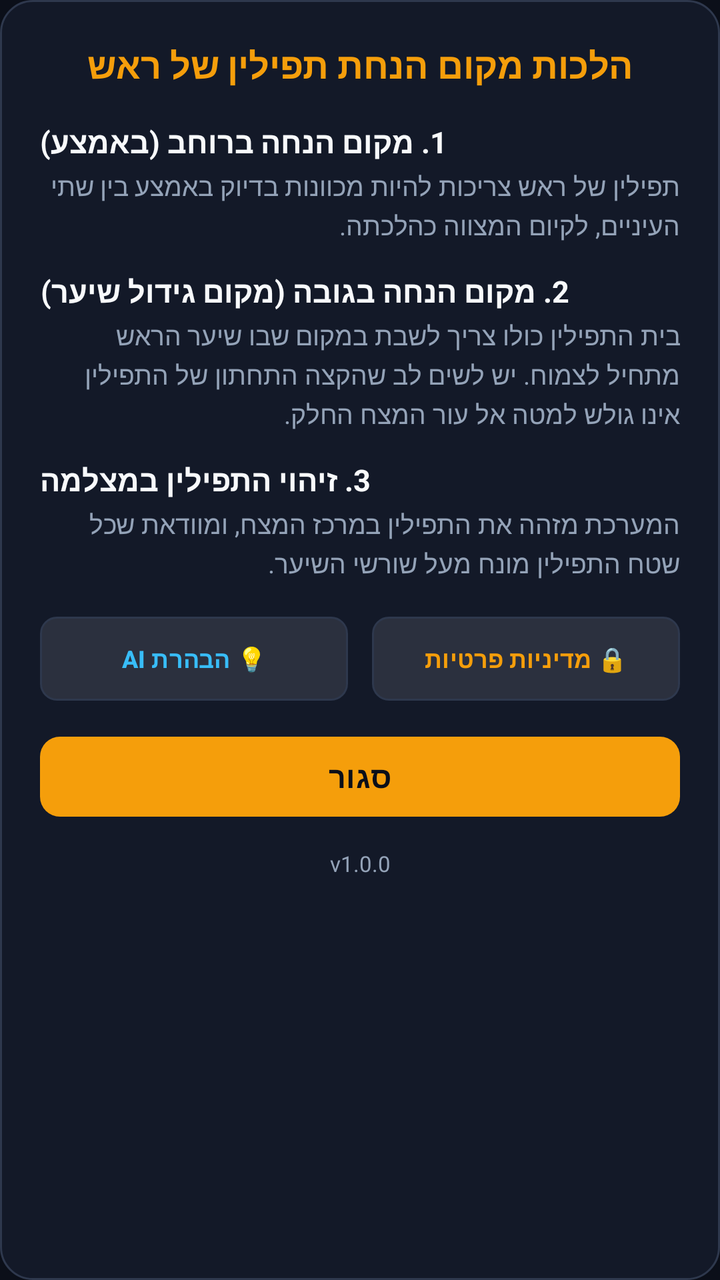
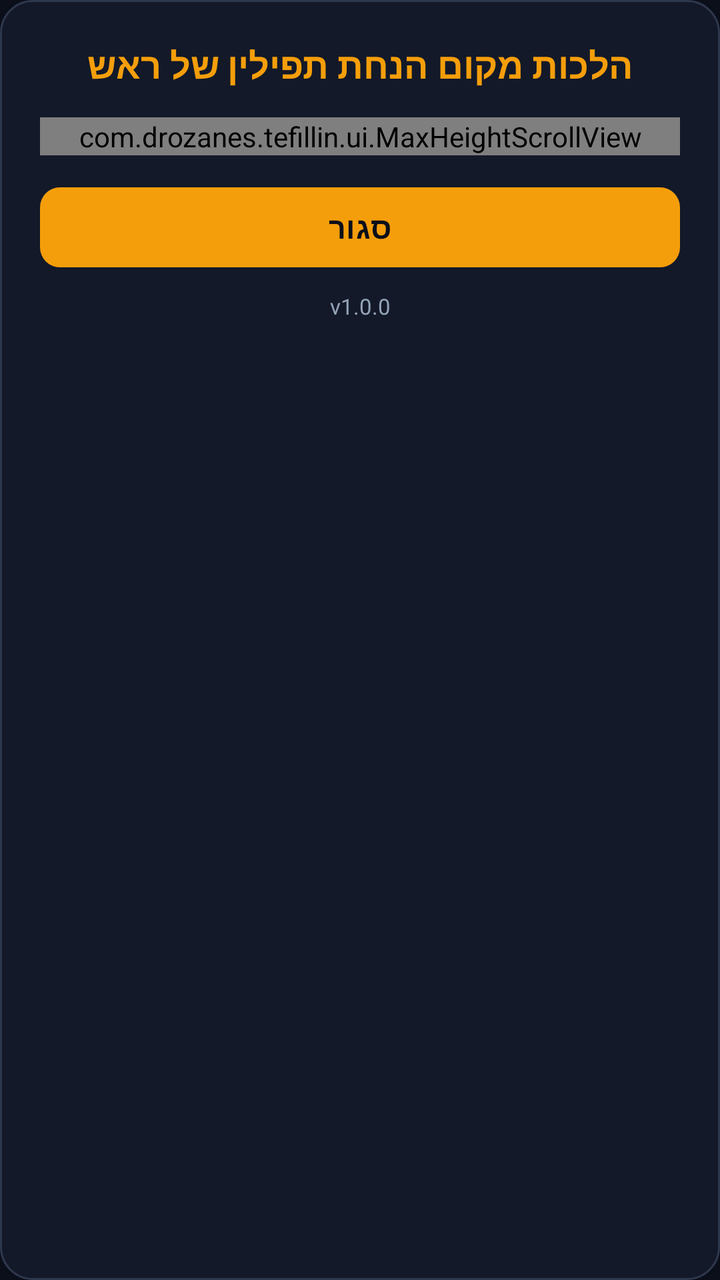

Compare the two renders of this Android layout. The source of the first and the diff that turns it into the second are given below.
<!-- AndroidManifest.xml: application theme Theme.TefillinNative -->
<!-- res/layout/dialog_halacha.xml -->
<?xml version="1.0" encoding="utf-8"?>
<ScrollView xmlns:android="http://schemas.android.com/apk/res/android"
    xmlns:app="http://schemas.android.com/apk/res-auto"
    android:layout_width="match_parent"
    android:layout_height="wrap_content"
    android:fillViewport="true">

    <LinearLayout
        android:layout_width="match_parent"
        android:layout_height="wrap_content"
        android:background="@drawable/bg_glass_card"
        android:orientation="vertical"
        android:padding="20dp">

        <TextView
            android:id="@+id/tvModalTitle"
            android:layout_width="match_parent"
            android:layout_height="wrap_content"
            android:text="@string/modal_title"
            android:textColor="@color/accent_gold"
            android:textSize="18sp"
            android:textStyle="bold"
            android:gravity="center"
            android:layout_marginBottom="16dp" />

        
        <LinearLayout
            android:layout_width="match_parent"
            android:layout_height="wrap_content"
            android:orientation="vertical"
            android:layout_marginBottom="14dp">

            <TextView
                android:layout_width="wrap_content"
                android:layout_height="wrap_content"
                android:text="@string/modal_rule1_title"
                android:textColor="@color/text_main"
                android:textSize="15sp"
                android:textStyle="bold" />

            <TextView
                android:layout_width="match_parent"
                android:layout_height="wrap_content"
                android:text="@string/modal_rule1_text"
                android:textColor="@color/text_muted"
                android:textSize="13sp"
                android:lineSpacingExtra="2dp"
                android:layout_marginTop="3dp" />
        </LinearLayout>

        
        <LinearLayout
            android:layout_width="match_parent"
            android:layout_height="wrap_content"
            android:orientation="vertical"
            android:layout_marginBottom="14dp">

            <TextView
                android:layout_width="wrap_content"
                android:layout_height="wrap_content"
                android:text="@string/modal_rule2_title"
                android:textColor="@color/text_main"
                android:textSize="15sp"
                android:textStyle="bold" />

            <TextView
                android:layout_width="match_parent"
                android:layout_height="wrap_content"
                android:text="@string/modal_rule2_text"
                android:textColor="@color/text_muted"
                android:textSize="13sp"
                android:lineSpacingExtra="2dp"
                android:layout_marginTop="3dp" />
        </LinearLayout>

        
        <LinearLayout
            android:layout_width="match_parent"
            android:layout_height="wrap_content"
            android:orientation="vertical"
            android:layout_marginBottom="18dp">

            <TextView
                android:layout_width="wrap_content"
                android:layout_height="wrap_content"
                android:text="@string/modal_rule3_title"
                android:textColor="@color/text_main"
                android:textSize="15sp"
                android:textStyle="bold" />

            <TextView
                android:layout_width="match_parent"
                android:layout_height="wrap_content"
                android:text="@string/modal_rule3_text"
                android:textColor="@color/text_muted"
                android:textSize="13sp"
                android:lineSpacingExtra="2dp"
                android:layout_marginTop="3dp" />
        </LinearLayout>

        
        <LinearLayout
            android:layout_width="match_parent"
            android:layout_height="wrap_content"
            android:orientation="horizontal"
            android:layout_marginBottom="14dp">

            <com.google.android.material.button.MaterialButton
                android:id="@+id/btnShowDisclaimer"
                android:layout_width="0dp"
                android:layout_height="wrap_content"
                android:layout_weight="1"
                android:minHeight="42dp"
                android:text="@string/btn_ai_disclaimer"
                android:textColor="@color/accent_cyan"
                android:background="@drawable/bg_button_rounded"
                app:backgroundTint="@null"
                android:textStyle="bold"
                android:textSize="12sp"
                android:textAllCaps="false"
                app:cornerRadius="10dp"
                android:layout_marginEnd="6dp" />

            <com.google.android.material.button.MaterialButton
                android:id="@+id/btnPrivacyPolicy"
                android:layout_width="0dp"
                android:layout_height="wrap_content"
                android:layout_weight="1"
                android:minHeight="42dp"
                android:text="@string/btn_privacy_policy"
                android:textColor="@color/accent_gold"
                android:background="@drawable/bg_button_rounded"
                app:backgroundTint="@null"
                android:textStyle="bold"
                android:textSize="12sp"
                android:textAllCaps="false"
                app:cornerRadius="10dp"
                android:layout_marginStart="6dp" />
        </LinearLayout>

        <com.google.android.material.button.MaterialButton
            android:id="@+id/btnClose"
            android:layout_width="match_parent"
            android:layout_height="wrap_content"
            android:minHeight="48dp"
            android:text="@string/close"
            app:backgroundTint="@color/accent_gold"
            android:textColor="@color/bg_primary"
            android:textStyle="bold"
            android:textSize="15sp"
            android:textAllCaps="false"
            app:cornerRadius="10dp" />

        <TextView
            android:id="@+id/tvHalachaVersion"
            android:layout_width="match_parent"
            android:layout_height="wrap_content"
            android:text="v1.0.0"
            android:textColor="@color/text_muted"
            android:textSize="11sp"
            android:gravity="center"
            android:layout_marginTop="12dp" />

    </LinearLayout>
</ScrollView>
<!-- resources referenced by this layout -->
<resources>
  <color name="accent_cyan">#38BDF8</color>
  <color name="accent_gold">#F59E0B</color>
  <color name="bg_primary">#0B0F19</color>
  <color name="text_main">#F8FAFC</color>
  <color name="text_muted">#94A3B8</color>
  <!-- drawable bg_button_rounded (drawable) -->
  <?xml version="1.0" encoding="utf-8"?>
  <ripple xmlns:android="http://schemas.android.com/apk/res/android"
      android:color="@color/accent_gold_glow">
      <item>
          <shape android:shape="rectangle">
              <solid android:color="#1AFFFFFF" />
              <stroke
                  android:width="1dp"
                  android:color="@color/card_border" />
              <corners android:radius="8dp" />
          </shape>
      </item>
  </ripple>
  <!-- drawable bg_glass_card (drawable) -->
  <?xml version="1.0" encoding="utf-8"?>
  <shape xmlns:android="http://schemas.android.com/apk/res/android"
      android:shape="rectangle">
      <solid android:color="@color/bg_surface_translucent" />
      <stroke
          android:width="1dp"
          android:color="@color/card_border" />
      <corners android:radius="16dp" />
  </shape>
  <string name="btn_ai_disclaimer">💡 הבהרת AI</string>
  <string name="btn_privacy_policy">🔒 מדיניות פרטיות</string>
  <string name="close">סגור</string>
  <string name="modal_rule1_text">תפילין של ראש צריכות להיות מכוונות בדיוק באמצע בין שתי העיניים, לקיום המצווה כהלכתה.</string>
  <string name="modal_rule1_title">1. מקום הנחה ברוחב (באמצע)</string>
  <string name="modal_rule2_text">בית התפילין כולו צריך לשבת במקום שבו שיער הראש מתחיל לצמוח. יש לשים לב שהקצה התחתון של התפילין אינו גולש למטה אל עור המצח החלק.</string>
  <string name="modal_rule2_title">2. מקום הנחה בגובה (מקום גידול שיער)</string>
  <string name="modal_rule3_text">המערכת מזהה את התפילין במרכז המצח, ומוודאת שכל שטח התפילין מונח מעל שורשי השיער.</string>
  <string name="modal_rule3_title">3. זיהוי התפילין במצלמה</string>
  <string name="modal_title">הלכות מקום הנחת תפילין של ראש</string>
  <style name="Theme.TefillinNative" parent="Theme.Material3.Dark.NoActionBar">
          <item name="android:statusBarColor">@color/bg_surface</item>
          <item name="android:navigationBarColor">@color/bg_primary</item>
          <item name="android:windowBackground">@color/bg_primary</item>
          <item name="colorPrimary">@color/accent_gold</item>
          <item name="colorSecondary">@color/accent_cyan</item>
          <item name="colorSurface">@color/bg_surface</item>
          <item name="android:textColorPrimary">@color/text_main</item>
          <item name="android:textColorSecondary">@color/text_muted</item>
      </style>
  <color name="accent_gold_glow">#59F59E0B</color>
  <color name="card_border">#2E384D</color>
  <color name="bg_surface_translucent">#D0151C2C</color>
  <color name="bg_surface">#151C2C</color>
</resources>

<!-- the commit's change to res/layout/dialog_halacha.xml (unified diff, before → after) -->
@@ -1,165 +1,181 @@
 <?xml version="1.0" encoding="utf-8"?>
-<ScrollView xmlns:android="http://schemas.android.com/apk/res/android"
+<LinearLayout xmlns:android="http://schemas.android.com/apk/res/android"
     xmlns:app="http://schemas.android.com/apk/res-auto"
     android:layout_width="match_parent"
     android:layout_height="wrap_content"
-    android:fillViewport="true">
+    android:background="@drawable/bg_glass_card"
+    android:orientation="vertical"
+    android:padding="20dp">
 
-    <LinearLayout
+    
+    <TextView
+        android:id="@+id/tvModalTitle"
         android:layout_width="match_parent"
         android:layout_height="wrap_content"
-        android:background="@drawable/bg_glass_card"
-        android:orientation="vertical"
-        android:padding="20dp">
+        android:text="@string/modal_title"
+        android:textColor="@color/accent_gold"
+        android:textSize="18sp"
+        android:textStyle="bold"
+        android:gravity="center"
+        android:layout_marginBottom="14dp" />
 
-        <TextView
-            android:id="@+id/tvModalTitle"
-            android:layout_width="match_parent"
-            android:layout_height="wrap_content"
-            android:text="@string/modal_title"
-            android:textColor="@color/accent_gold"
-            android:textSize="18sp"
-            android:textStyle="bold"
-            android:gravity="center"
-            android:layout_marginBottom="16dp" />
+    
+    <com.drozanes.tefillin.ui.MaxHeightScrollView
+        android:id="@+id/scrollBody"
+        android:layout_width="match_parent"
+        android:layout_height="wrap_content"
+        android:fillViewport="true"
+        android:scrollbars="vertical"
+        android:fadeScrollbars="false"
+        android:scrollbarThumbVertical="@drawable/bg_scrollbar_thumb"
+        android:scrollbarSize="4dp">
 
-        
         <LinearLayout
             android:layout_width="match_parent"
             android:layout_height="wrap_content"
-            android:orientation="vertical"
-            android:layout_marginBottom="14dp">
+            android:orientation="vertical">
 
-            <TextView
-                android:layout_width="wrap_content"
-                android:layout_height="wrap_content"
-                android:text="@string/modal_rule1_title"
-                android:textColor="@color/text_main"
-                android:textSize="15sp"
-                android:textStyle="bold" />
-
-            <TextView
+            
+            <LinearLayout
                 android:layout_width="match_parent"
                 android:layout_height="wrap_content"
-                android:text="@string/modal_rule1_text"
-                android:textColor="@color/text_muted"
-                android:textSize="13sp"
-                android:lineSpacingExtra="2dp"
-                android:layout_marginTop="3dp" />
-        </LinearLayout>
+                android:orientation="vertical"
+                android:layout_marginBottom="14dp">
 
-        
-        <LinearLayout
-            android:layout_width="match_parent"
-            android:layout_height="wrap_content"
-            android:orientation="vertical"
-            android:layout_marginBottom="14dp">
+                <TextView
+                    android:layout_width="wrap_content"
+                    android:layout_height="wrap_content"
+                    android:text="@string/modal_rule1_title"
+                    android:textColor="@color/text_main"
+                    android:textSize="15sp"
+                    android:textStyle="bold" />
 
-            <TextView
-                android:layout_width="wrap_content"
-                android:layout_height="wrap_content"
-                android:text="@string/modal_rule2_title"
-                android:textColor="@color/text_main"
-                android:textSize="15sp"
-                android:textStyle="bold" />
+                <TextView
+                    android:layout_width="match_parent"
+                    android:layout_height="wrap_content"
+                    android:text="@string/modal_rule1_text"
+                    android:textColor="@color/text_muted"
+                    android:textSize="13sp"
+                    android:lineSpacingExtra="2dp"
+                    android:layout_marginTop="3dp" />
+            </LinearLayout>
 
-            <TextView
+            
+            <LinearLayout
                 android:layout_width="match_parent"
                 android:layout_height="wrap_content"
-                android:text="@string/modal_rule2_text"
-                android:textColor="@color/text_muted"
-                android:textSize="13sp"
-                android:lineSpacingExtra="2dp"
-                android:layout_marginTop="3dp" />
-        </LinearLayout>
+                android:orientation="vertical"
+                android:layout_marginBottom="14dp">
 
-        
-        <LinearLayout
-            android:layout_width="match_parent"
-            android:layout_height="wrap_content"
-            android:orientation="vertical"
-            android:layout_marginBottom="18dp">
+                <TextView
+                    android:layout_width="wrap_content"
+                    android:layout_height="wrap_content"
+                    android:text="@string/modal_rule2_title"
+                    android:textColor="@color/text_main"
+                    android:textSize="15sp"
+                    android:textStyle="bold" />
 
-            <TextView
-                android:layout_width="wrap_content"
-                android:layout_height="wrap_content"
-                android:text="@string/modal_rule3_title"
-                android:textColor="@color/text_main"
-                android:textSize="15sp"
-                android:textStyle="bold" />
+                <TextView
+                    android:layout_width="match_parent"
+                    android:layout_height="wrap_content"
+                    android:text="@string/modal_rule2_text"
+                    android:textColor="@color/text_muted"
+                    android:textSize="13sp"
+                    android:lineSpacingExtra="2dp"
+                    android:layout_marginTop="3dp" />
+            </LinearLayout>
 
-            <TextView
+            
+            <LinearLayout
                 android:layout_width="match_parent"
                 android:layout_height="wrap_content"
-                android:text="@string/modal_rule3_text"
-                android:textColor="@color/text_muted"
-                android:textSize="13sp"
-                android:lineSpacingExtra="2dp"
-                android:layout_marginTop="3dp" />
+                android:orientation="vertical"
+                android:layout_marginBottom="16dp">
+
+                <TextView
+                    android:layout_width="wrap_content"
+                    android:layout_height="wrap_content"
+                    android:text="@string/modal_rule3_title"
+                    android:textColor="@color/text_main"
+                    android:textSize="15sp"
+                    android:textStyle="bold" />
+
+                <TextView
+                    android:layout_width="match_parent"
+                    android:layout_height="wrap_content"
+                    android:text="@string/modal_rule3_text"
+                    android:textColor="@color/text_muted"
+                    android:textSize="13sp"
+                    android:lineSpacingExtra="2dp"
+                    android:layout_marginTop="3dp" />
+            </LinearLayout>
+
+            
+            <LinearLayout
+                android:layout_width="match_parent"
+                android:layout_height="wrap_content"
+                android:orientation="horizontal"
+                android:layout_marginBottom="6dp">
+
+                <com.google.android.material.button.MaterialButton
+                    android:id="@+id/btnShowDisclaimer"
+                    android:layout_width="0dp"
+                    android:layout_height="wrap_content"
+                    android:layout_weight="1"
+                    android:minHeight="42dp"
+                    android:text="@string/btn_ai_disclaimer"
+                    android:textColor="@color/accent_cyan"
+                    android:background="@drawable/bg_button_rounded"
+                    app:backgroundTint="@null"
+                    android:textStyle="bold"
+                    android:textSize="12sp"
+                    android:textAllCaps="false"
+                    app:cornerRadius="10dp"
+                    android:layout_marginEnd="6dp" />
+
+                <com.google.android.material.button.MaterialButton
+                    android:id="@+id/btnPrivacyPolicy"
+                    android:layout_width="0dp"
+                    android:layout_height="wrap_content"
+                    android:layout_weight="1"
+                    android:minHeight="42dp"
+                    android:text="@string/btn_privacy_policy"
+                    android:textColor="@color/accent_gold"
+                    android:background="@drawable/bg_button_rounded"
+                    app:backgroundTint="@null"
+                    android:textStyle="bold"
+                    android:textSize="12sp"
+                    android:textAllCaps="false"
+                    app:cornerRadius="10dp"
+                    android:layout_marginStart="6dp" />
+            </LinearLayout>
+
         </LinearLayout>
+    </com.drozanes.tefillin.ui.MaxHeightScrollView>
 
-        
-        <LinearLayout
-            android:layout_width="match_parent"
-            android:layout_height="wrap_content"
-            android:orientation="horizontal"
-            android:layout_marginBottom="14dp">
+    
+    <com.google.android.material.button.MaterialButton
+        android:id="@+id/btnClose"
+        android:layout_width="match_parent"
+        android:layout_height="wrap_content"
+        android:layout_marginTop="12dp"
+        android:minHeight="48dp"
+        android:text="@string/close"
+        app:backgroundTint="@color/accent_gold"
+        android:textColor="@color/bg_primary"
+        android:textStyle="bold"
+        android:textSize="15sp"
+        android:textAllCaps="false"
+        app:cornerRadius="10dp" />
 
-            <com.google.android.material.button.MaterialButton
-                android:id="@+id/btnShowDisclaimer"
-                android:layout_width="0dp"
-                android:layout_height="wrap_content"
-                android:layout_weight="1"
-                android:minHeight="42dp"
-                android:text="@string/btn_ai_disclaimer"
-                android:textColor="@color/accent_cyan"
-                android:background="@drawable/bg_button_rounded"
-                app:backgroundTint="@null"
-                android:textStyle="bold"
-                android:textSize="12sp"
-                android:textAllCaps="false"
-                app:cornerRadius="10dp"
-                android:layout_marginEnd="6dp" />
+    <TextView
+        android:id="@+id/tvHalachaVersion"
+        android:layout_width="match_parent"
+        android:layout_height="wrap_content"
+        android:text="v1.0.0"
+        android:textColor="@color/text_muted"
+        android:textSize="11sp"
+        android:gravity="center"
+        android:layout_marginTop="8dp" />
 
-            <com.google.android.material.button.MaterialButton
-                android:id="@+id/btnPrivacyPolicy"
-                android:layout_width="0dp"
-                android:layout_height="wrap_content"
-                android:layout_weight="1"
-                android:minHeight="42dp"
-                android:text="@string/btn_privacy_policy"
-                android:textColor="@color/accent_gold"
-                android:background="@drawable/bg_button_rounded"
-                app:backgroundTint="@null"
-                android:textStyle="bold"
-                android:textSize="12sp"
-                android:textAllCaps="false"
-                app:cornerRadius="10dp"
-                android:layout_marginStart="6dp" />
-        </LinearLayout>
-
-        <com.google.android.material.button.MaterialButton
-            android:id="@+id/btnClose"
-            android:layout_width="match_parent"
-            android:layout_height="wrap_content"
-            android:minHeight="48dp"
-            android:text="@string/close"
-            app:backgroundTint="@color/accent_gold"
-            android:textColor="@color/bg_primary"
-            android:textStyle="bold"
-            android:textSize="15sp"
-            android:textAllCaps="false"
-            app:cornerRadius="10dp" />
-
-        <TextView
-            android:id="@+id/tvHalachaVersion"
-            android:layout_width="match_parent"
-            android:layout_height="wrap_content"
-            android:text="v1.0.0"
-            android:textColor="@color/text_muted"
-            android:textSize="11sp"
-            android:gravity="center"
-            android:layout_marginTop="12dp" />
-
-    </LinearLayout>
-</ScrollView>
+</LinearLayout>
<!-- resource entries referenced after the edit -->
@@ -29,6 +29,14 @@
           android:color="@color/card_border" />
       <corners android:radius="16dp" />
   </shape>
+  <!-- drawable bg_scrollbar_thumb (drawable) -->
+  <?xml version="1.0" encoding="utf-8"?>
+  <shape xmlns:android="http://schemas.android.com/apk/res/android"
+      android:shape="rectangle">
+      <solid android:color="#70FFD700" />
+      <corners android:radius="4dp" />
+      <size android:width="4dp" />
+  </shape>
   <string name="btn_ai_disclaimer">💡 הבהרת AI</string>
   <string name="btn_privacy_policy">🔒 מדיניות פרטיות</string>
   <string name="close">סגור</string>
